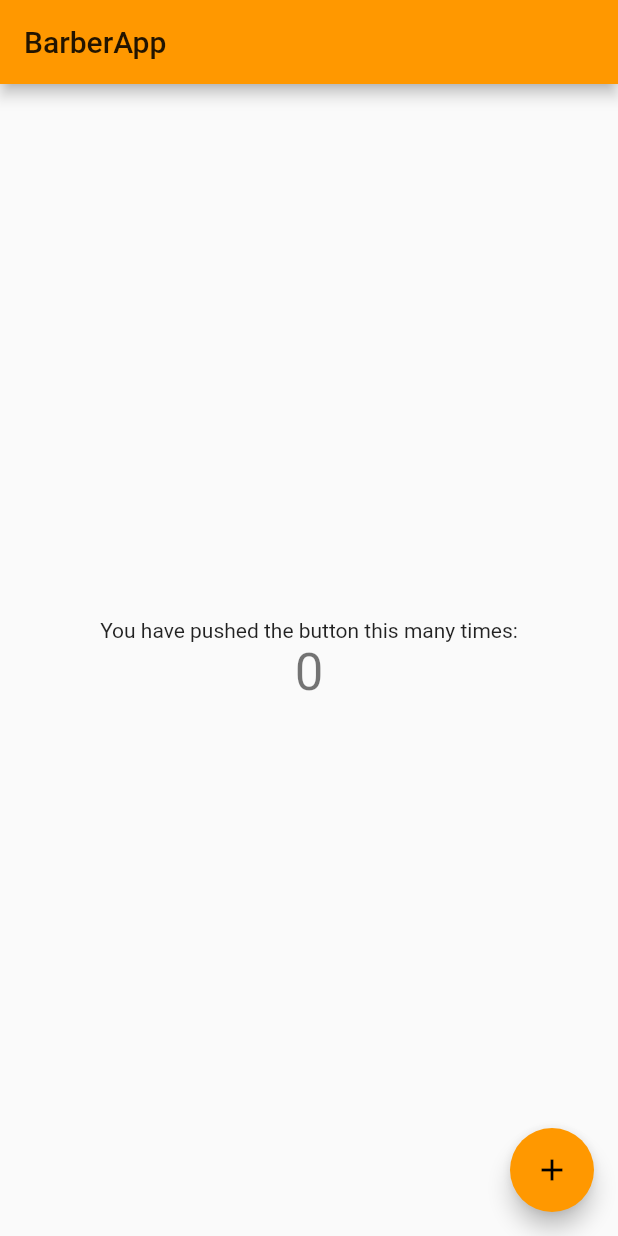
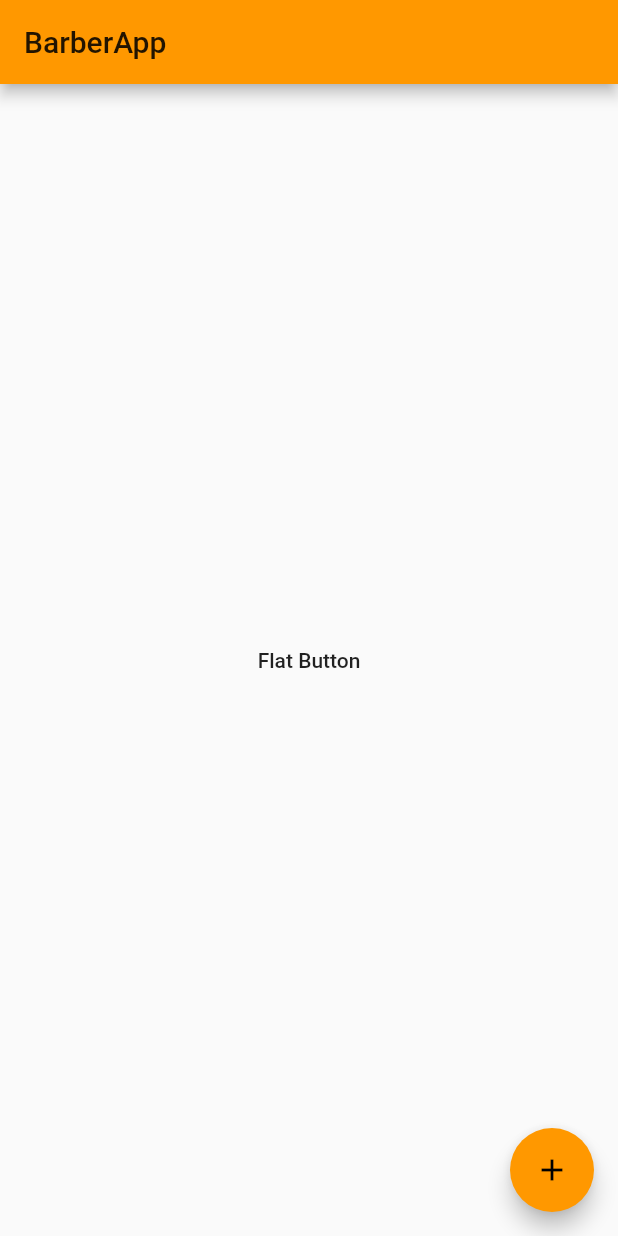
Before and after one commit to mario-velasquez-en/BarberApp, a Flutter app: the screen it shows after launch, on a phone screen of 412 x 824 dp. Run offline on Flutter 3.47's test engine with Material 2 defaults, Android fonts, the phone set to English and light mode, and no system bars.

```diff
--- a/lib/main.dart
+++ b/lib/main.dart
@@ -91,12 +91,12 @@ class _MyHomePageState extends State<MyHomePage> {
           // horizontal).
           mainAxisAlignment: MainAxisAlignment.center,
           children: <Widget>[
-            Text(
-              'You have pushed the button this many times:',
-            ),
-            Text(
-              '$_counter',
-              style: Theme.of(context).textTheme.display1,
+            FlatButton(
+              child: Text("Flat Button"), onPressed: () {Navigator.push(
+                  context,
+                  MaterialPageRoute(builder: (context) => FaqPage()),
+                );
+              },
             ),
           ],
         ),
@@ -109,3 +109,14 @@ class _MyHomePageState extends State<MyHomePage> {
     );
   }
 }
+
+class FaqPage extends StatelessWidget {
+  @override
+  Widget build(BuildContext context) {
+    return Scaffold(
+      appBar: AppBar(
+        title: Text("FAQ"),
+      ),
+    );
+  }
+}
```
Also changed, not shown: 4 other files.
